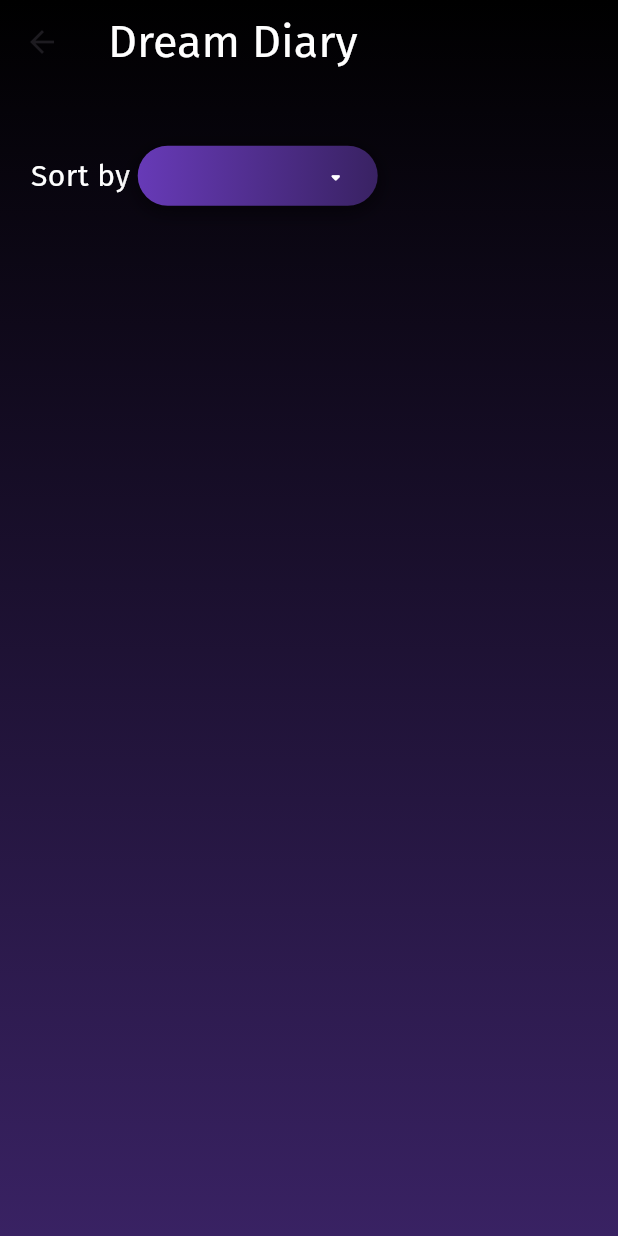
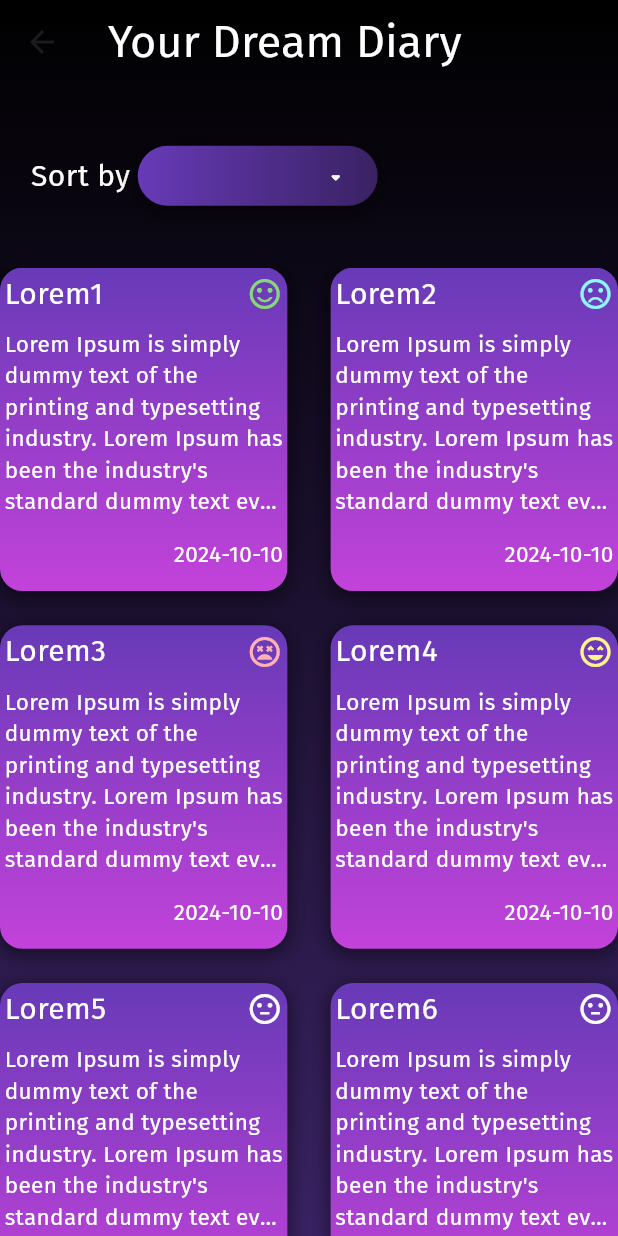
Before and after one commit to CloudreiL/Dreamy_project, a Flutter app: the DreamDiary screen opened directly, on a phone screen of 412 x 824 dp. Run offline on Flutter 3.47's test engine with Material 3 defaults, Android fonts, the phone set to English and light mode, and no system bars; our stand-ins replace curved_navigation_bar, email_validator, firebase_auth, firebase_core, fl_chart, flutter_dotenv and 1 more; missing offline and left inert: gradient_icon; accounts and stored records are empty; project files that could hold a hidden picture were left out.

Commit message:
Added content for DreamDiary page with localStorage

```diff
--- /dev/null
+++ b/lib/localStorage/data.dart
@@ -0,0 +1,124 @@
+import 'package:flutter/material.dart';
+
+class Notes{
+  int id;
+  String title;
+  String content;
+  final DateTime date;
+  final Icon icon;
+
+  Notes(this.id, this.title, this.content, this.date, this.icon);
+}
+
+class Emotions{
+  final Icon smile_em = Icon(
+      Icons.sentiment_satisfied_alt,
+      color: Color.fromRGBO(134, 216, 120, 1)
+  );
+  final Icon sad_em = Icon(
+      Icons.sentiment_dissatisfied_outlined,
+      color: Color.fromRGBO(140, 248, 255, 1)
+  );
+  final Icon angry_em = Icon(
+      Icons.sentiment_very_dissatisfied_outlined,
+      color: Color.fromRGBO(255, 178, 178, 1)
+  );
+  final Icon veryhap_em = Icon(
+      Icons.sentiment_very_satisfied_outlined,
+      color: Color.fromRGBO(255, 244, 142, 1)
+  );
+  final Icon neutral_em = Icon(
+      Icons.sentiment_neutral_outlined,
+      color: Colors.white
+  );
+
+}
+
+var noteDate = DateTime.now();
+
+List<Notes> notes = [
+  Notes(1, 'Lorem1', "Lorem Ipsum is simply dummy text of the printing and typesetting industry."
+      " Lorem Ipsum has been the industry's standard dummy text ever since the 1500s,"
+      " when an unknown"
+      " printer took a galley of type and scrambled it to make a type specimen book",
+      noteDate,
+      Emotions().smile_em
+  ),
+  Notes(2, 'Lorem2', "Lorem Ipsum is simply dummy text of the printing and typesetting industry."
+      " Lorem Ipsum has been the industry's standard dummy text ever since the 1500s,"
+      " when an unknown"
+      " printer took a galley of type and scrambled it to make a type specimen book",
+      DateTime.now(),
+      Emotions().sad_em
+  ),
+  Notes(3, 'Lorem3', "Lorem Ipsum is simply dummy text of the printing and typesetting industry."
+      " Lorem Ipsum has been the industry's standard dummy text ever since the 1500s,"
+      " when an unknown"
+      " printer took a galley of type and scrambled it to make a type specimen book",
+      DateTime.now(),
+      Emotions().angry_em
+  ),
+  Notes(4, 'Lorem4', "Lorem Ipsum is simply dummy text of the printing and typesetting industry."
+      " Lorem Ipsum has been the industry's standard dummy text ever since the 1500s,"
+      " when an unknown"
+      " printer took a galley of type and scrambled it to make a type specimen book",
+      DateTime.now(),
+      Emotions().veryhap_em
+  ),
+  Notes(5, 'Lorem5', "Lorem Ipsum is simply dummy text of the printing and typesetting industry."
+      " Lorem Ipsum has been the industry's standard dummy text ever since the 1500s,"
+      " when an unknown"
+      " printer took a galley of type and scrambled it to make a type specimen book",
+      DateTime.now(),
+      Emotions().neutral_em
+  ),
+  Notes(6, 'Lorem6', "Lorem Ipsum is simply dummy text of the printing and typesetting industry."
+      " Lorem Ipsum has been the industry's standard dummy text ever since the 1500s,"
+      " when an unknown"
+      " printer took a galley of type and scrambled it to make a type specimen book",
+      DateTime.now(),
+      Emotions().neutral_em
+  ),
+  Notes(7, 'Lorem7', "Lorem Ipsum is simply dummy text of the printing and typesetting industry."
+      " Lorem Ipsum has been the industry's standard dummy text ever since the 1500s,"
+      " when an unknown"
+      " printer took a galley of type and scrambled it to make a type specimen book",
+      noteDate,
+      Emotions().smile_em
+  ),
+  Notes(8, 'Lorem8', "Lorem Ipsum is simply dummy text of the printing and typesetting industry."
+      " Lorem Ipsum has been the industry's standard dummy text ever since the 1500s,"
+      " when an unknown"
+      " printer took a galley of type and scrambled it to make a type specimen book",
+      DateTime.now(),
+      Emotions().sad_em
+  ),
+  Notes(9, 'Lorem9', "Lorem Ipsum is simply dummy text of the printing and typesetting industry."
+      " Lorem Ipsum has been the industry's standard dummy text ever since the 1500s,"
+      " when an unknown"
+      " printer took a galley of type and scrambled it to make a type specimen book",
+      DateTime.now(),
+      Emotions().angry_em
+  ),
+  Notes(10, 'Lorem10', "Lorem Ipsum is simply dummy text of the printing and typesetting industry."
+      " Lorem Ipsum has been the industry's standard dummy text ever since the 1500s,"
+      " when an unknown"
+      " printer took a galley of type and scrambled it to make a type specimen book",
+      DateTime.now(),
+      Emotions().veryhap_em
+  ),
+  Notes(11, 'Lorem11', "Lorem Ipsum is simply dummy text of the printing and typesetting industry."
+      " Lorem Ipsum has been the industry's standard dummy text ever since the 1500s,"
+      " when an unknown"
+      " printer took a galley of type and scrambled it to make a type specimen book",
+      DateTime.now(),
+      Emotions().neutral_em
+  ),
+  Notes(12, 'Lorem12', "Lorem Ipsum is simply dummy text of the printing and typesetting industry."
+      " Lorem Ipsum has been the industry's standard dummy text ever since the 1500s,"
+      " when an unknown"
+      " printer took a galley of type and scrambled it to make a type specimen book",
+      DateTime.now(),
+      Emotions().neutral_em
+  )
+];
--- a/lib/main.dart
+++ b/lib/main.dart
@@ -1,8 +1,3 @@
-import 'package:dreamy_project/pages/registration_login/login_page.dart';
-import 'package:dreamy_project/pages/registration_login/login_page.dart';
-import 'package:dreamy_project/pages/registration_login/email.dart';
-import 'package:dreamy_project/classes/curvednavbar.dart';
-import 'package:dreamy_project/pages/registration_login/registration_page.dart';
 import 'package:dreamy_project/services/firebase_stream.dart';
 import 'package:flutter/material.dart';
 import 'package:flutter/services.dart';
@@ -31,13 +26,7 @@ class MyApp extends StatelessWidget {
         theme: ThemeData(
           useMaterial3: true,
         ),
-        routes: {
-          '/': (context) => const FirebaseStream(),
-          '/login': (context) => const LoginPage(),
-          '/registration': (context) => const RegPage(),
-          '/navbar': (context) => const BottomNavBar()
-        },
-      initialRoute: '/',
+        home: FirebaseStream()
     );
   }
 }
--- a/lib/pages/registration_login/registration_page.dart
+++ b/lib/pages/registration_login/registration_page.dart
@@ -110,7 +110,12 @@ class _RegPageState extends State<RegPage> {
       return;
     }
 
-    navigator.pushNamedAndRemoveUntil('/', (Route<dynamic> route) => false);
+    Navigator.pushReplacement(
+        context,
+        MaterialPageRoute(
+          builder: (context) => const FirebaseStream(),
+        )
+    );
   }
 
 
--- a/lib/pages/sleep_pages/dream_diary.dart
+++ b/lib/pages/sleep_pages/dream_diary.dart
@@ -1,7 +1,7 @@
-import 'package:flutter/cupertino.dart';
 import 'package:flutter/material.dart';
-
+import'package:dreamy_project/localStorage/data.dart';
 import 'package:dreamy_project/classes/style.dart';
+import 'package:intl/intl.dart';
 
 class DreamDiary extends StatefulWidget{
   const DreamDiary({super.key});
@@ -34,15 +34,15 @@ class _DreamDiaryState extends State<DreamDiary>{
         child: Scaffold(
           backgroundColor: Colors.transparent,
           appBar: AppBar(
-              title: Text('Dream Diary', style: TextStyles.StyleText.copyWith(
-                fontSize: 30,
-              )),
-              backgroundColor: Colors.transparent
+            title: Text('Your Dream Diary', style: TextStyles.StyleText.copyWith(
+              fontSize: 30,
+            )),
+            backgroundColor: Colors.transparent,
+
           ),
-          body: SingleChildScrollView(
-            child: Scrollbar(
-              thumbVisibility: true,
-              child: Column(
+          body: Stack(
+            children: [
+              Column(
                   children: [
                     SizedBox(
                       height: MediaQuery.of(context).size.height * 0.05,
@@ -87,8 +87,76 @@ class _DreamDiaryState extends State<DreamDiary>{
                         ),
                       ],
                     ),
+                    SizedBox(height: MediaQuery.of(context).size.height * 0.05),
+                    Expanded(
+                      child: GridView.builder(
+                        itemCount: notes.length,
+                        gridDelegate: SliverGridDelegateWithMaxCrossAxisExtent(
+                            maxCrossAxisExtent: 300,
+                            childAspectRatio: MediaQuery.of(context).size.width * 0.0020,
+                            crossAxisSpacing: MediaQuery.of(context).size.width * 0.07,
+                            mainAxisSpacing: 6),
+                        itemBuilder: (context, index){
+                          return Wrap(
+                            spacing: 10,
+                            runSpacing: 10,
+                            children: [
+                              InkWell(
+                                onTap: (){},
+                                child: Container(
+                                  decoration: ContainerDecor.ContainerDec.copyWith(
+                                    gradient: LinearGradient(
+                                      begin: Alignment.topCenter,
+                                      end: Alignment.bottomCenter,
+                                      colors: [
+                                        Color.fromRGBO(103, 58, 183, 1),
+                                        Color.fromRGBO(195, 66, 218, 1)
+                                      ],
+                                    ),
+                                  ),
+                                  child: Column(
+                                    children: [
+                                      Row(
+                                          mainAxisAlignment: MainAxisAlignment.spaceBetween,
+                                          children:[
+                                            Padding(
+                                              padding: const EdgeInsets.only(left: 3.0, top: 3),
+                                              child: Text(notes[index].title, style: TextStyles.StyleText),
+                                            ),
+                                            Padding(
+                                              padding: const EdgeInsets.only(right: 3.0, top: 3),
+                                              child: notes[index].icon,
+                                            )
+                                          ]
+                                      ),
+                                      SizedBox(height: MediaQuery.of(context).size.height * 0.01),
+                                      Padding(
+                                        padding: const EdgeInsets.only(left: 3.0),
+                                        child: Text(notes[index].content, style: TextStyles.StyleText.copyWith(fontSize: 15),
+                                            overflow: TextOverflow.ellipsis, maxLines: 6),
+                                      ),
+                                      Row(
+                                        mainAxisAlignment: MainAxisAlignment.end,
+                                        children: [
+                                          SizedBox(height: MediaQuery.of(context).size.height * 0.06,),
+                                          Padding(
+                                            padding: const EdgeInsets.only(right:3.0),
+                                            child: Text(DateFormat('yyyy-MM-dd').format(notes[index].date),
+                                                style: TextStyles.StyleText.copyWith(fontSize: 15)),
+                                          )
+                                        ],
+                                      ),
+                                    ],
+                                  ),
+                                ),
+                              ),
+                            ],
+                          );
+                        },
+                      ),
+                    ),
                   ]),
-            ),
+            ],
           ),
         )
     );
--- a/lib/services/firebase_stream.dart
+++ b/lib/services/firebase_stream.dart
@@ -3,7 +3,6 @@ import 'package:firebase_auth/firebase_auth.dart';
 import 'package:flutter/material.dart';
 import 'package:dreamy_project/pages/registration_login/email.dart';
 import 'package:dreamy_project/classes/curvednavbar.dart';
-import 'package:dreamy_project/pages/registration_login/registration_page.dart';
 
 class FirebaseStream extends StatelessWidget {
   const FirebaseStream({super.key});
--- a/pubspec.yaml
+++ b/pubspec.yaml
@@ -43,6 +43,7 @@ dependencies:
   firebase_auth: ^5.2.1
   email_validator: ^3.0.0
   flutter_dotenv: ^5.1.0
+  intl: ^0.19.0
 
 dev_dependencies:
   flutter_test:
```
Also changed, not shown: pubspec.lock.
